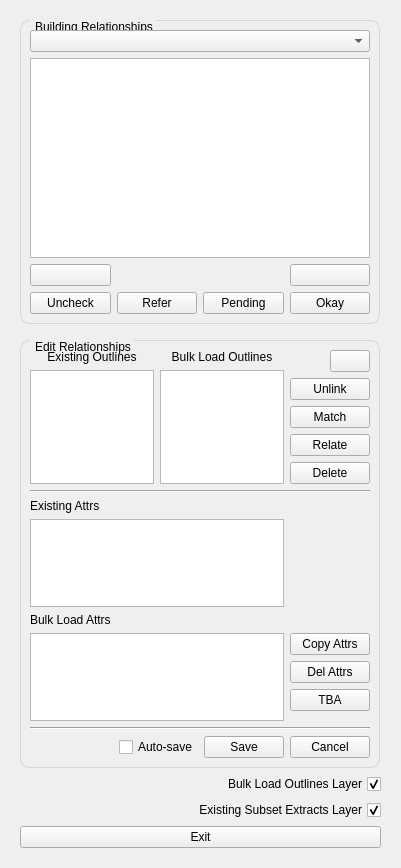
Qt form buildings/gui/alter_building_relationship.ui (linz/nz-buildings) before a commit.
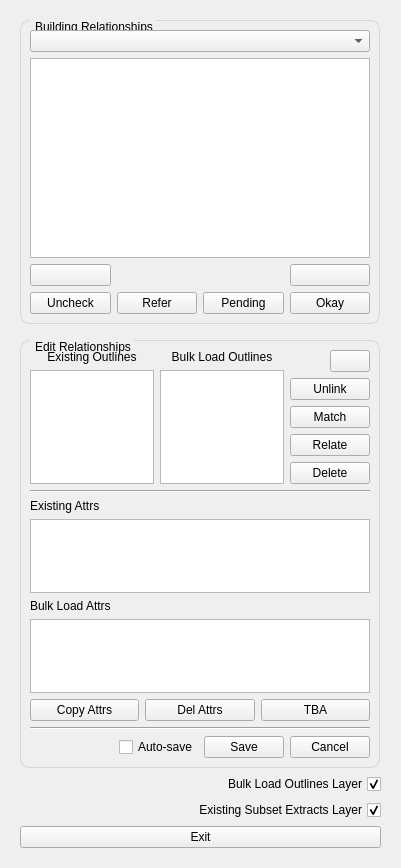
The same form after that commit.

Commit message: feat: UI matched to new bulk load name and use structure

What changed in the file:
```diff
--- a/buildings/gui/alter_building_relationship.ui
+++ b/buildings/gui/alter_building_relationship.ui
@@ -52,7 +52,7 @@
         <x>0</x>
         <y>0</y>
         <width>378</width>
-        <height>910</height>
+        <height>943</height>
        </rect>
       </property>
       <layout class="QVBoxLayout" name="verticalLayout_2">
@@ -543,59 +543,30 @@
                 </property>
                </widget>
               </item>
-             </layout>
-            </item>
-            <item>
-             <layout class="QVBoxLayout" name="verticalLayout_4">
               <item>
-               <spacer name="verticalSpacer_3">
-                <property name="orientation">
-                 <enum>Qt::Vertical</enum>
-                </property>
-                <property name="sizeHint" stdset="0">
-                 <size>
-                  <width>20</width>
-                  <height>40</height>
-                 </size>
-                </property>
-               </spacer>
-              </item>
-              <item>
-               <widget class="QPushButton" name="pushButton">
-                <property name="text">
-                 <string>Copy Attrs</string>
-                </property>
-               </widget>
-              </item>
-              <item>
-               <widget class="QPushButton" name="pushButton_2">
-                <property name="text">
-                 <string>Del Attrs</string>
-                </property>
-               </widget>
-              </item>
-              <item>
-               <widget class="QPushButton" name="pushButton_3">
-                <property name="text">
-                 <string>TBA</string>
-                </property>
-               </widget>
-              </item>
-              <item>
-               <spacer name="verticalSpacer_4">
-                <property name="orientation">
-                 <enum>Qt::Vertical</enum>
-                </property>
-                <property name="sizeType">
-                 <enum>QSizePolicy::Fixed</enum>
-                </property>
-                <property name="sizeHint" stdset="0">
-                 <size>
-                  <width>20</width>
-                  <height>10</height>
-                 </size>
-                </property>
-               </spacer>
+               <layout class="QHBoxLayout" name="horizontalLayout_8">
+                <item>
+                 <widget class="QPushButton" name="pushButton_10">
+                  <property name="text">
+                   <string>Copy Attrs</string>
+                  </property>
+                 </widget>
+                </item>
+                <item>
+                 <widget class="QPushButton" name="pushButton_11">
+                  <property name="text">
+                   <string>Del Attrs</string>
+                  </property>
+                 </widget>
+                </item>
+                <item>
+                 <widget class="QPushButton" name="pushButton_12">
+                  <property name="text">
+                   <string>TBA</string>
+                  </property>
+                 </widget>
+                </item>
+               </layout>
               </item>
              </layout>
             </item>
```
Left out of the diff: 108 changed lines with no effect on the pictures. The commit also changes 1 other file.
